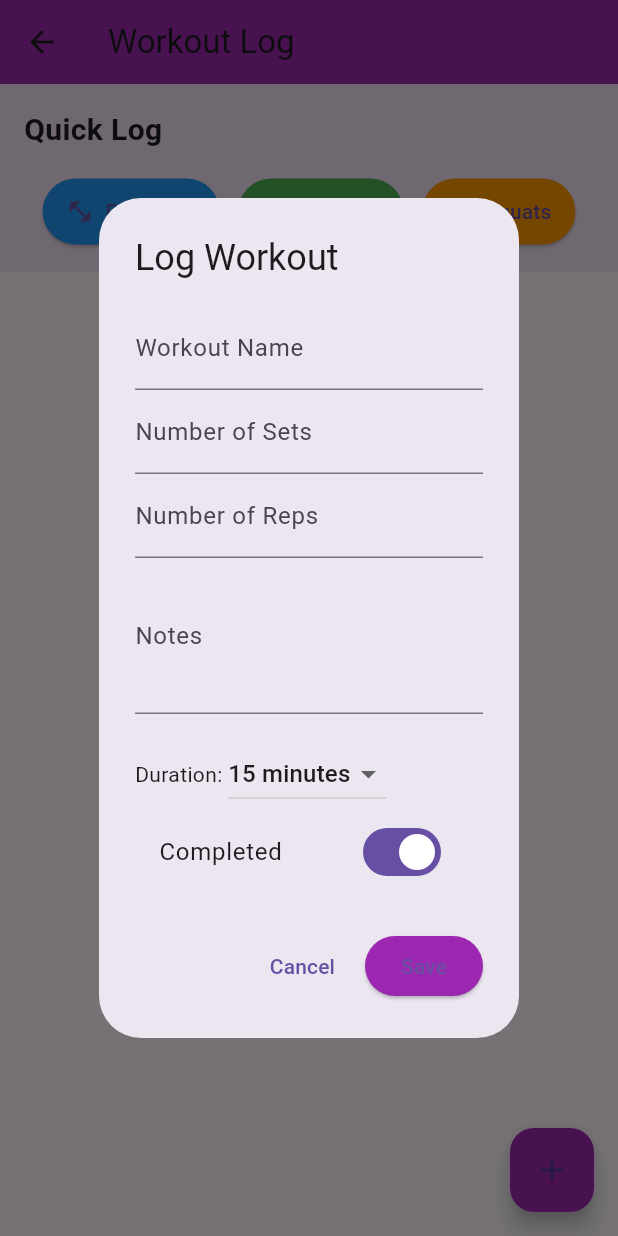
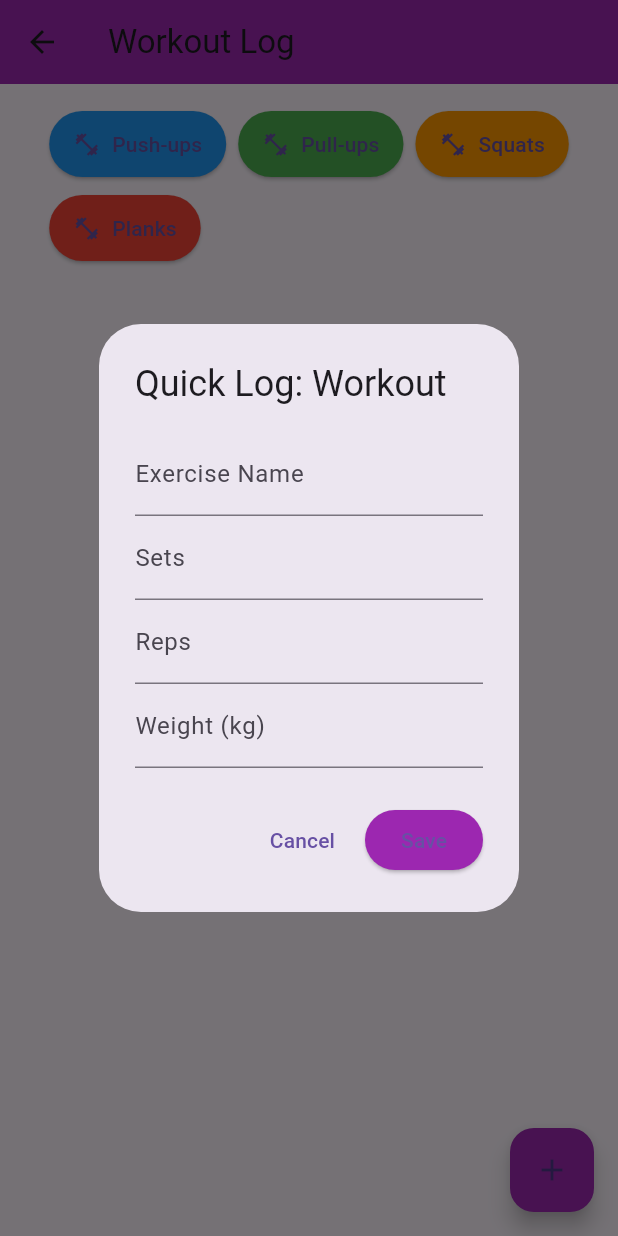
Before and after one commit to gsu-jla/Fitness-Tracker-App, a Flutter app: the WorkoutLogScreen screen opened directly, after a tap on the "add" icon, on a phone screen of 412 x 824 dp. Run offline on Flutter 3.47's test engine with Material 3 defaults, Android fonts, the phone set to English and light mode, and no system bars; our stand-ins replace fl_chart, sqflite, sqflite_common_ffi; accounts and stored records are empty.

Commit message:
update to workout page

```diff
--- a/lib/database/database_helper.dart
+++ b/lib/database/database_helper.dart
@@ -195,6 +195,18 @@ class DatabaseHelper {
         duration INTEGER NOT NULL,
         calories INTEGER NOT NULL,
         exercises INTEGER NOT NULL
+      )
+    ''');
+
+    // Add workout logs table if it doesn't exist
+    await db.execute('''
+      CREATE TABLE workout_logs(
+        id INTEGER PRIMARY KEY AUTOINCREMENT,
+        exercise TEXT NOT NULL,
+        sets INTEGER NOT NULL,
+        reps INTEGER NOT NULL,
+        weight REAL,
+        date TEXT NOT NULL
       )
     ''');
 
@@ -513,4 +525,27 @@ class DatabaseHelper {
       whereArgs: [mealId],
     );
   }
+
+  Future<void> saveWorkoutLog(String exercise, int sets, int reps, double weight, DateTime date) async {
+    final db = await database;
+    await db.insert(
+      'workout_logs',
+      {
+        'exercise': exercise,
+        'sets': sets,
+        'reps': reps,
+        'weight': weight,
+        'date': date.toIso8601String(),
+      },
+      conflictAlgorithm: ConflictAlgorithm.replace,
+    );
+  }
+
+  Future<List<Map<String, dynamic>>> getWorkoutLogs() async {
+    final db = await database;
+    return await db.query(
+      'workout_logs',
+      orderBy: 'date DESC',
+    );
+  }
 }
--- a/lib/workout_log_screen.dart
+++ b/lib/workout_log_screen.dart
@@ -24,10 +24,10 @@ class _WorkoutLogScreenState extends State<WorkoutLogScreen> {
         _isLoading = true;
       });
 
-      final logs = await DatabaseHelper.instance.getWorkouts();
+      final logs = await DatabaseHelper.instance.getWorkoutLogs();
 
       setState(() {
-        _workoutLogs = logs;
+        _workoutLogs = List<Map<String, dynamic>>.from(logs);
         _isLoading = false;
       });
     } catch (e) {
@@ -48,8 +48,20 @@ class _WorkoutLogScreenState extends State<WorkoutLogScreen> {
       ),
       body: Column(
         children: [
-          // Quick log section at the top
-          _buildQuickLogSection(),
+          // Quick log buttons section
+          Container(
+            padding: EdgeInsets.all(16),
+            child: Wrap(
+              spacing: 8,
+              runSpacing: 8,
+              children: [
+                _buildQuickLogButton('Push-ups', Icons.fitness_center, Colors.blue),
+                _buildQuickLogButton('Pull-ups', Icons.fitness_center, Colors.green),
+                _buildQuickLogButton('Squats', Icons.fitness_center, Colors.orange),
+                _buildQuickLogButton('Planks', Icons.fitness_center, Colors.red),
+              ],
+            ),
+          ),
           // Scrollable list of logged workouts
           Expanded(
             child: _buildWorkoutLogList(),
@@ -58,48 +70,9 @@ class _WorkoutLogScreenState extends State<WorkoutLogScreen> {
       ),
       // Floating action button to add new logs
       floatingActionButton: FloatingActionButton(
-        onPressed: _showAddLogDialog,
+        onPressed: () => _showQuickLogDialog(),
         child: Icon(Icons.add),
         backgroundColor: Colors.purple,
-      ),
-    );
-  }
-
-  // Build the quick log section with common workout buttons
-  Widget _buildQuickLogSection() {
-    return Container(
-      padding: EdgeInsets.all(16),
-      color: Colors.purple.withOpacity(0.1),
-      child: Column(
-        crossAxisAlignment: CrossAxisAlignment.start,
-        children: [
-          Text(
-            'Quick Log',
-            style: TextStyle(fontSize: 20, fontWeight: FontWeight.bold),
-          ),
-          SizedBox(height: 16),
-          // Row of quick log buttons
-          Row(
-            mainAxisAlignment: MainAxisAlignment.spaceEvenly,
-            children: [
-              _buildQuickLogButton(
-                'Push-ups',
-                Icons.fitness_center,
-                Colors.blue,
-              ),
-              _buildQuickLogButton(
-                'Pull-ups',
-                Icons.fitness_center,
-                Colors.green,
-              ),
-              _buildQuickLogButton(
-                'Squats',
-                Icons.fitness_center,
-                Colors.orange,
-              ),
-            ],
-          ),
-        ],
       ),
     );
   }
@@ -107,7 +80,7 @@ class _WorkoutLogScreenState extends State<WorkoutLogScreen> {
   // Build a quick log button with custom color
   Widget _buildQuickLogButton(String name, IconData icon, Color color) {
     return ElevatedButton.icon(
-      onPressed: () => _showQuickLogDialog(name),
+      onPressed: () => _showQuickLogDialog(exerciseName: name),
       icon: Icon(icon),
       label: Text(name),
       style: ElevatedButton.styleFrom(
@@ -128,23 +101,25 @@ class _WorkoutLogScreenState extends State<WorkoutLogScreen> {
           child: ListTile(
             // Status indicator
             leading: CircleAvatar(
-              backgroundColor: log['completed'] ? Colors.green : Colors.grey,
+              backgroundColor: log['completed'] == true ? Colors.green : Colors.grey,
               child: Icon(
-                log['completed'] ? Icons.check : Icons.pending,
+                log['completed'] == true ? Icons.check : Icons.pending,
                 color: Colors.white,
               ),
             ),
             // Workout details
-            title: Text(log['workoutName']),
+            title: Text(log['workoutName'] ?? log['exercise'] ?? 'Unnamed workout'),
             subtitle: Column(
               crossAxisAlignment: CrossAxisAlignment.start,
               children: [
                 Text('${log['sets']} sets × ${log['reps']} reps'),
-                Text('Duration: ${log['duration'].inMinutes} minutes'),
-                if (log['notes'] != null) Text('Notes: ${log['notes']}'),
+                if (log['weight'] != null && log['weight'] > 0)
+                  Text('Weight: ${log['weight']} kg'),
               ],
             ),
-            trailing: Text(_formatDate(log['date'])),
+            trailing: Text(_formatDate(log['date'] is DateTime
+                ? log['date']
+                : DateTime.parse(log['date']))),
             onTap: () => _showEditLogDialog(log, index),
           ),
         );
@@ -153,17 +128,92 @@ class _WorkoutLogScreenState extends State<WorkoutLogScreen> {
   }
 
   // Show dialog for quick logging a workout
-  void _showQuickLogDialog(String workoutName) {
+  void _showQuickLogDialog({String? exerciseName}) {
+    final exerciseController = TextEditingController(text: exerciseName);
+    final setsController = TextEditingController();
+    final repsController = TextEditingController();
+    final weightController = TextEditingController();
+
     showDialog(
       context: context,
-      builder: (context) => _WorkoutLogDialog(
-        workoutName: workoutName,
-        onSave: (log) {
-          setState(() {
-            _workoutLogs.insert(0, log);
-          });
-          Navigator.pop(context);
-        },
+      builder: (context) => AlertDialog(
+        title: Text('Quick Log: ${exerciseName ?? "Workout"}'),
+        content: Column(
+          mainAxisSize: MainAxisSize.min,
+          children: [
+            if (exerciseName == null)
+              TextField(
+                controller: exerciseController,
+                decoration: InputDecoration(labelText: 'Exercise Name'),
+              ),
+            TextField(
+              controller: setsController,
+              decoration: InputDecoration(labelText: 'Sets'),
+              keyboardType: TextInputType.number,
+            ),
+            TextField(
+              controller: repsController,
+              decoration: InputDecoration(labelText: 'Reps'),
+              keyboardType: TextInputType.number,
+            ),
+            TextField(
+              controller: weightController,
+              decoration: InputDecoration(labelText: 'Weight (kg)'),
+              keyboardType: TextInputType.numberWithOptions(decimal: true),
+            ),
+          ],
+        ),
+        actions: [
+          TextButton(
+            onPressed: () => Navigator.pop(context),
+            child: Text('Cancel'),
+          ),
+          ElevatedButton(
+            onPressed: () async {
+              try {
+                if (exerciseController.text.isEmpty ||
+                    setsController.text.isEmpty ||
+                    repsController.text.isEmpty) {
+                  throw 'Please fill in all required fields';
+                }
+
+                final sets = int.parse(setsController.text);
+                final reps = int.parse(repsController.text);
+                final weight = weightController.text.isNotEmpty
+                    ? double.parse(weightController.text)
+                    : 0.0;
+
+                await DatabaseHelper.instance.saveWorkoutLog(
+                  exerciseController.text,
+                  sets,
+                  reps,
+                  weight,
+                  DateTime.now(),
+                );
+
+                Navigator.pop(context);
+                await _loadWorkoutData();
+
+                ScaffoldMessenger.of(context).showSnackBar(
+                  SnackBar(
+                    content: Text('Workout logged successfully!'),
+                    backgroundColor: Colors.green,
+                  ),
+                );
+              } catch (e) {
+                print('Error logging workout: $e');
+                ScaffoldMessenger.of(context).showSnackBar(
+                  SnackBar(
+                    content: Text(e is String ? e : 'Error logging workout'),
+                    backgroundColor: Colors.red,
+                  ),
+                );
+              }
+            },
+            child: Text('Save'),
+            style: ElevatedButton.styleFrom(backgroundColor: Colors.purple),
+          ),
+        ],
       ),
     );
   }
```
